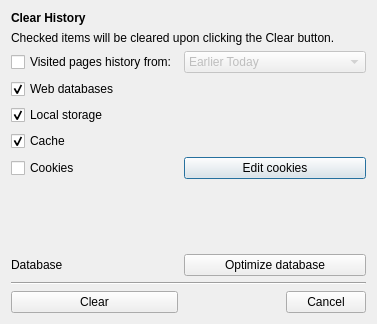
Above: src/lib/other/clearprivatedata.ui from dualword/QupZilla-Qt before the change. Below: the same form after it.
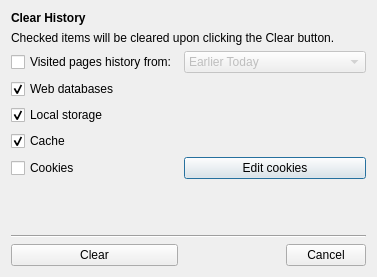
That is the form after the change.

```diff
--- a/src/lib/other/clearprivatedata.ui
+++ b/src/lib/other/clearprivatedata.ui
@@ -7,7 +7,7 @@
     <x>0</x>
     <y>0</y>
     <width>377</width>
-    <height>324</height>
+    <height>277</height>
    </rect>
   </property>
   <property name="windowTitle">
@@ -82,7 +82,7 @@
      </property>
     </widget>
    </item>
-   <item row="10" column="0">
+   <item row="9" column="0">
     <widget class="QPushButton" name="clear">
      <property name="minimumSize">
       <size>
@@ -95,7 +95,7 @@
      </property>
     </widget>
    </item>
-   <item row="10" column="1">
+   <item row="9" column="1">
     <widget class="QDialogButtonBox" name="buttonBox">
      <property name="orientation">
       <enum>Qt::Horizontal</enum>
@@ -128,13 +128,6 @@
      </property>
     </widget>
    </item>
-   <item row="8" column="1">
-    <widget class="QPushButton" name="optimizeDb">
-     <property name="text">
-      <string>Optimize database</string>
-     </property>
-    </widget>
-   </item>
    <item row="6" column="0">
     <widget class="QCheckBox" name="cookies">
      <property name="text">
@@ -145,20 +138,13 @@
      </property>
     </widget>
    </item>
-   <item row="9" column="0" colspan="2">
+   <item row="8" column="0" colspan="2">
     <widget class="Line" name="line">
      <property name="orientation">
       <enum>Qt::Horizontal</enum>
      </property>
     </widget>
    </item>
-   <item row="8" column="0">
-    <widget class="QLabel" name="label_5">
-     <property name="text">
-      <string>Database</string>
-     </property>
-    </widget>
-   </item>
    <item row="7" column="0">
     <spacer name="verticalSpacer">
      <property name="orientation">
```
